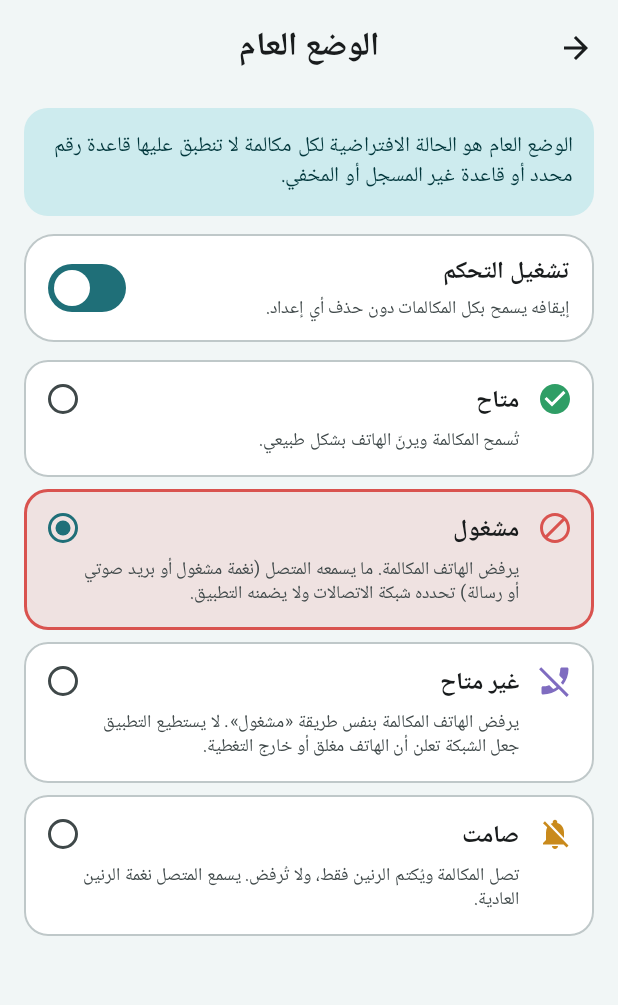
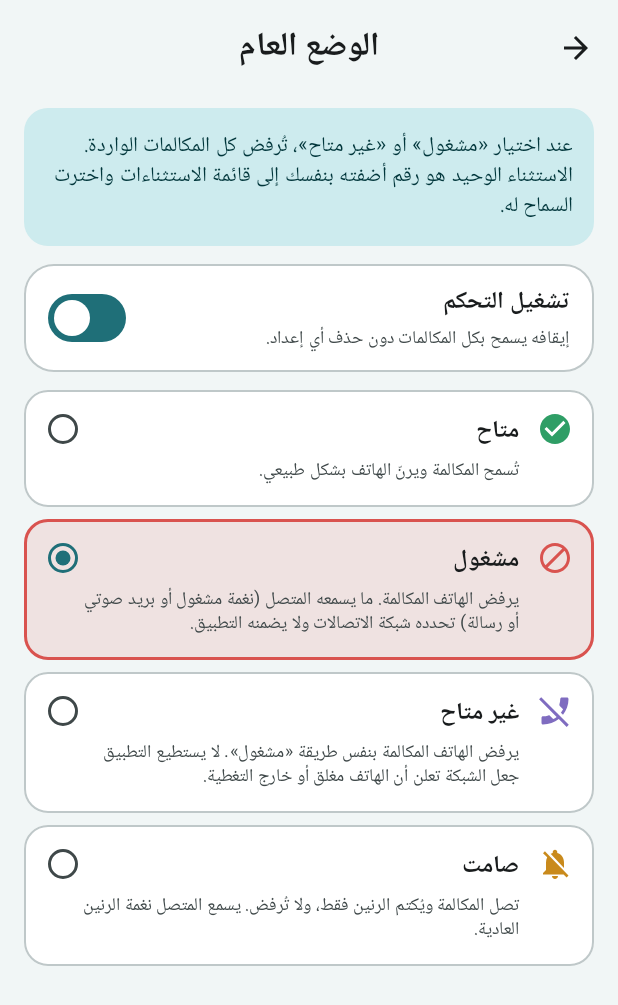
Before and after one commit to zeyadmahmoudied-png/call-control, an Android app built with Jetpack Compose: the screen it shows after launch (MainActivity), after a tap on "الوضع العام", on a phone screen of 412 x 824 dp. Shown: the top 1005 px of the screen. Run offline under Robolectric (Android 15) with nearby library versions, the phone set to English and light mode, and no system bars; our stand-ins replace Room's generated code; 1 other tap on this screen came first.

Commit message:
Clarify global rejection and exception behavior

```diff
--- a/app/src/main/kotlin/com/callcontrol/app/ui/ModeScreens.kt
+++ b/app/src/main/kotlin/com/callcontrol/app/ui/ModeScreens.kt
@@ -43,7 +43,7 @@ fun GlobalModeScreen(vm: MainViewModel) {
     val settings = currentSettings(vm)
     ScreenScaffold(title = "الوضع العام", onBack = { vm.back() }) { padding ->
         ModeScreenBody(padding) {
-            Notice("الوضع العام هو الحالة الافتراضية لكل مكالمة لا تنطبق عليها قاعدة رقم محدد أو قاعدة غير المسجل أو المخفي.")
+            Notice("عند اختيار «مشغول» أو «غير متاح»، تُرفض كل المكالمات الواردة. الاستثناء الوحيد هو رقم أضفته بنفسك إلى قائمة الاستثناءات واخترت السماح له.")
             AppCard {
                 SwitchRow(
                     title = "تشغيل التحكم",
@@ -54,7 +54,7 @@ fun GlobalModeScreen(vm: MainViewModel) {
                 )
             }
             if (settings.scheduleEnabled) {
-                Notice("الجدولة مفعّلة: الوضع الفعلي يتغير حسب الجدول. الوضع المختار هنا يُستخدم خارج فترات الجدول فقط إن لم تحدد وضعًا لباقي اليوم.")
+                Notice(if (settings.globalMode.action == com.callcontrol.domain.CallAction.REJECT) "الجدولة لن تسمح بمرور المكالمات أثناء تفعيل الرفض العام." else "الجدولة مفعّلة: الوضع الفعلي قد يتغير حسب الجدول.")
             }
             ModeSelector(
                 selected = settings.globalMode,
```
